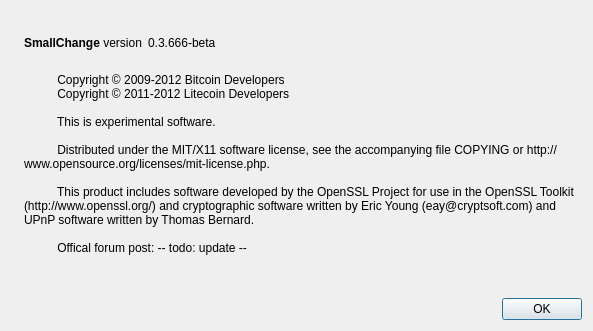
This is src/qt/forms/aboutdialog.ui in sheilapimpampum/creativechain as Qt 5 draws it before an edit. The edited form follows.
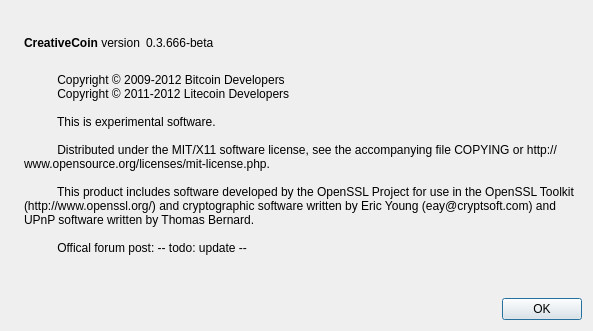
This is the edited form. Icons and pictures are not drawn.

```diff
--- a/src/qt/forms/aboutdialog.ui
+++ b/src/qt/forms/aboutdialog.ui
@@ -50,7 +50,7 @@
           <cursorShape>IBeamCursor</cursorShape>
          </property>
          <property name="text">
-          <string>&lt;b&gt;SmallChange&lt;/b&gt; version</string>
+          <string>&lt;b&gt;CreativeCoin&lt;/b&gt; version</string>
          </property>
          <property name="textInteractionFlags">
           <set>Qt::LinksAccessibleByMouse|Qt::TextSelectableByKeyboard|Qt::TextSelectableByMouse</set>
```
Left out of the diff: 2 changed lines with no effect on the pictures.
